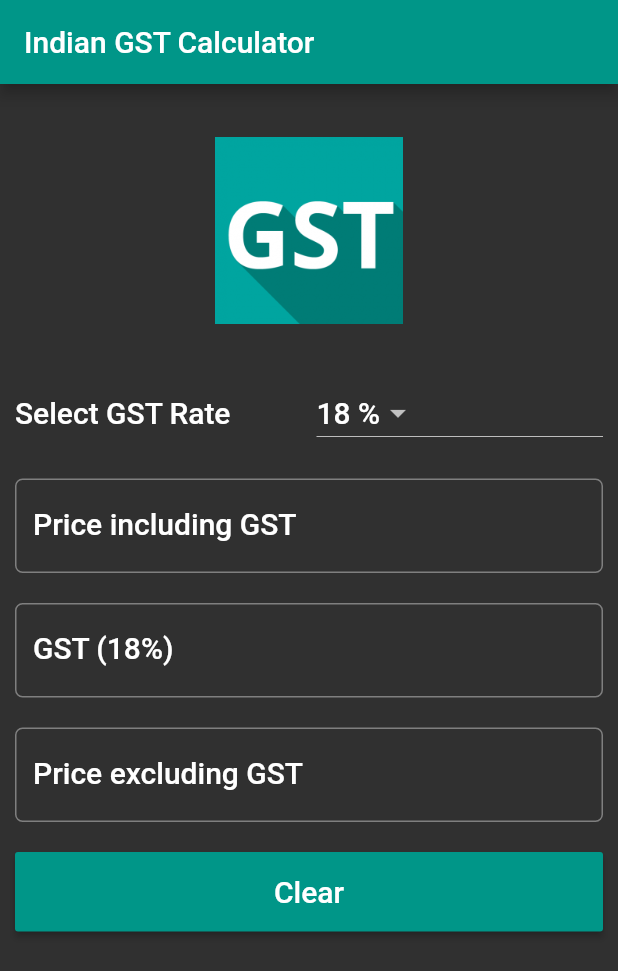
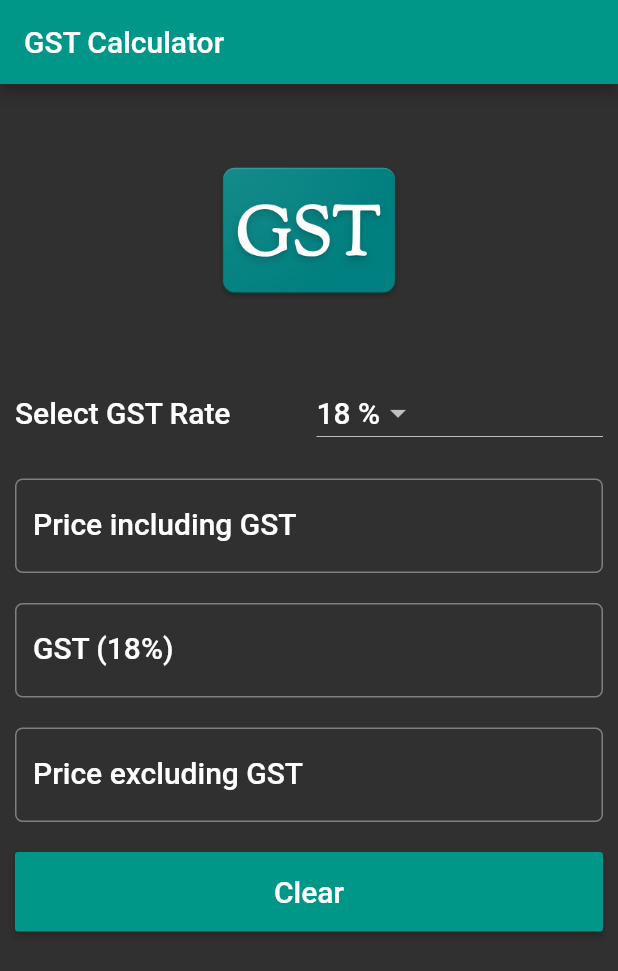
Before and after one commit to maulikdhameliya/GSTCalculator, a Flutter app: the screen it shows after launch, on a phone screen of 412 x 824 dp. Shown: the top 971 px of the screen. Run offline on Flutter 3.47's test engine with Material 2 defaults, Android fonts, the phone set to English and light mode, and no system bars.

Commit message:
icon change

```diff
--- a/lib/main.dart
+++ b/lib/main.dart
@@ -42,7 +42,7 @@ class _GSTForm extends State<GSTForm> {
     return Scaffold(
       //resizeToAvoidBottomPadding: false,
       appBar: AppBar(
-        title: Text('Indian GST Calculator'),
+        title: Text('GST Calculator'),
       ),
       body: Container(
         margin: EdgeInsets.all(10.0),
@@ -194,7 +194,7 @@ class _GSTForm extends State<GSTForm> {
   }
 
   Widget getGSTIcon() {
-    AssetImage assetImage = AssetImage('images/gst.png');
+    AssetImage assetImage = AssetImage('images/icon.png');
     Image image = Image(image: assetImage, height: 125.0, width: 125.0);
     return Container(
       child: image,
--- a/pubspec.yaml
+++ b/pubspec.yaml
@@ -28,7 +28,7 @@ dev_dependencies:
 flutter_icons:
   android: "launcher_icon"
   ios: true
-  image_path: "images/gst.png"
+  image_path: "images/icon.png"
 
 
 # For information on the generic Dart part of this file, see the
@@ -44,7 +44,7 @@ flutter:
 
   # To add assets to your application, add an assets section, like this:
   assets:
-    - images/gst.png
+    - images/icon.png
   #  - images/a_dot_ham.jpeg
 
   # An image asset can refer to one or more resolution-specific "variants", see
```
Also changed, not shown: images/gst.png (deleted), images/icon.png (added), 20 other files.
